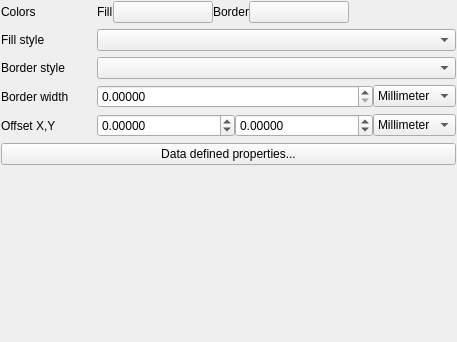
Qt form src/ui/symbollayer/widget_simplefill.ui (qgis/QGIS) before a commit.
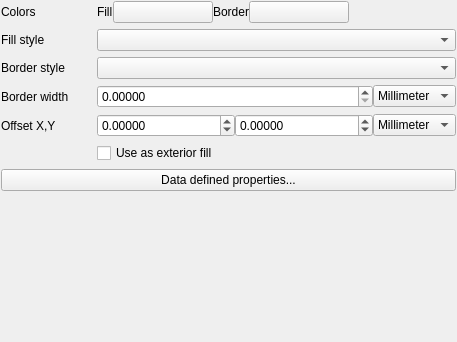
The same form after that commit. Custom widgets are drawn as their Qt base class.

Commit message: Add exterior filling mode to QgsSimpleFill and QgsGradientFill

Diff of the .ui file:
```diff
--- a/src/ui/symbollayer/widget_simplefill.ui
+++ b/src/ui/symbollayer/widget_simplefill.ui
@@ -166,7 +166,7 @@
      </item>
     </layout>
    </item>
-   <item row="7" column="0" colspan="2">
+   <item row="8" column="0" colspan="2">
     <widget class="QPushButton" name="mDataDefinedPropertiesButton">
      <property name="sizePolicy">
       <sizepolicy hsizetype="Minimum" vsizetype="Fixed">
@@ -260,6 +260,13 @@
      </item>
     </layout>
    </item>
+   <item row="7" column="1">
+    <widget class="QCheckBox" name="mAsExteriorFillCheckBox">
+     <property name="text">
+      <string>Use as exterior fill</string>
+     </property>
+    </widget>
+   </item>
   </layout>
  </widget>
  <customwidgets>
```
The commit also changes 6 other files.
